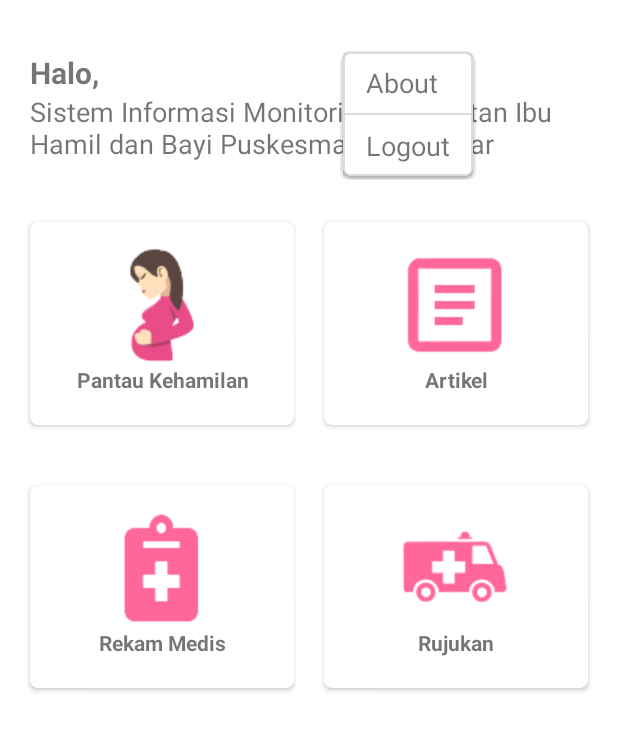
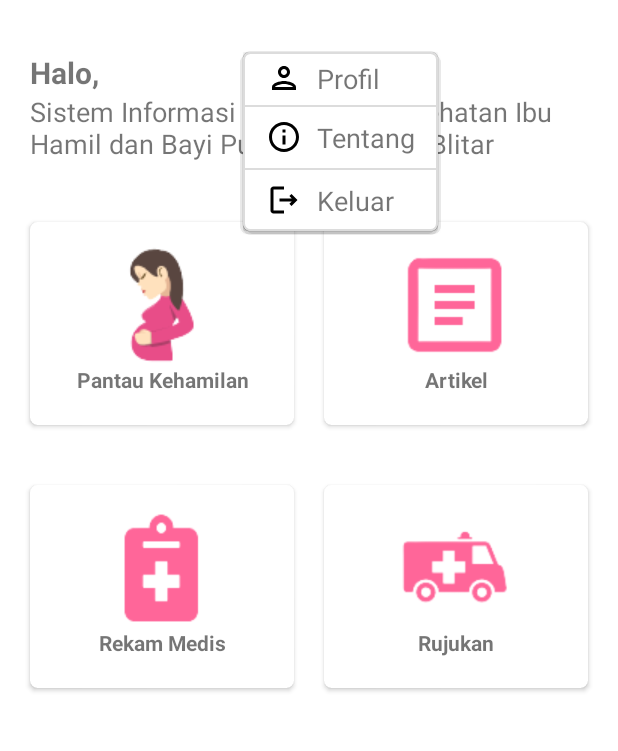
Before and after one commit to shendyherta/aplikasiku, an Android app: the MainActivity screen opened directly, with no data from a screen before it, after a tap on an icon or button, on a phone screen of 412 x 824 dp, the part 62-813 px from its top. Run offline under Robolectric (Android 15) with nearby library versions, the phone set to English and light mode, and no system bars; our stand-ins replace Firebase (no records; nobody signed in at launch, a user with empty details on screens opened directly).

Commit message:
menambahkan fitur profil dan edit profil

```diff
--- a/app/src/main/AndroidManifest.xml
+++ b/app/src/main/AndroidManifest.xml
@@ -12,6 +12,12 @@
         android:roundIcon="@mipmap/ic_logo_round"
         android:supportsRtl="true"
         android:theme="@style/Theme.Aplikasiku">
+        <activity
+            android:name=".ui.profile.EditProfileActivity"
+            android:exported="false" />
+        <activity
+            android:name=".ui.profile.ProfileActivity"
+            android:exported="false" />
         <activity
             android:name=".ui.AboutActivity"
             android:exported="false" />
--- a/app/src/main/java/com/sh/aplikasiku/ui/MainActivity.java
+++ b/app/src/main/java/com/sh/aplikasiku/ui/MainActivity.java
@@ -1,9 +1,11 @@
 package com.sh.aplikasiku.ui;
 
+import android.app.Activity;
 import android.content.Context;
 import android.content.Intent;
 import android.content.SharedPreferences;
 import android.os.Bundle;
+import android.util.Log;
 import android.view.Gravity;
 import android.view.LayoutInflater;
 import android.view.View;
@@ -16,6 +18,8 @@ import android.widget.PopupWindow;
 import android.widget.TextView;
 import android.widget.Toast;
 
+import androidx.activity.result.ActivityResultLauncher;
+import androidx.activity.result.contract.ActivityResultContracts;
 import androidx.appcompat.app.AlertDialog;
 import androidx.appcompat.app.AppCompatActivity;
 import androidx.appcompat.widget.AppCompatImageView;
@@ -28,34 +32,39 @@ import com.sh.aplikasiku.R;
 import com.sh.aplikasiku.ui.artikel.Artikel;
 import com.sh.aplikasiku.ui.entry.LoginActivity;
 import com.sh.aplikasiku.ui.pantaukehamilan.PantauKehamilan;
+import com.sh.aplikasiku.ui.profile.ProfileActivity;
 import com.sh.aplikasiku.ui.rekammedis.RekamMedis;
 
 
 public class MainActivity extends AppCompatActivity {
-    private FirebaseUser firebaseUser;
+
     private ImageView ivProfile;
     private TextView tvUsername;
-    private Button btnNotification;
     private SharedPreferences sharedPref;
     private String username;
+
+    //create activity result
+    ActivityResultLauncher<Intent> getCreateEditResult = registerForActivityResult(
+            new ActivityResultContracts.StartActivityForResult(),
+            result -> {
+                if (result.getResultCode() == Activity.RESULT_OK) {
+                    getUserData();
+                }
+            });
 
     @Override
     protected void onCreate(Bundle savedInstanceState) {
         super.onCreate(savedInstanceState);
         setContentView(R.layout.activity_main);
 
-        //get username
-        sharedPref = getSharedPreferences(getString(R.string.data_user), MODE_PRIVATE);
-        username = sharedPref.getString(getString(R.string.user_name), "");
-
         tvUsername = findViewById(R.id.tv_username);
         ivProfile = findViewById(R.id.iv_profile);
-
-        tvUsername.setText(username);
 
         ivProfile.setOnClickListener(v -> {
             popupWindow();
         });
+
+        getUserData();
     }
 
     public void pantau(View view) {
@@ -78,6 +87,13 @@ public class MainActivity extends AppCompatActivity {
         startActivity(i);
     }
 
+    private void getUserData() {
+        //get username
+        sharedPref = getSharedPreferences(getString(R.string.data_user), MODE_PRIVATE);
+        username = sharedPref.getString(getString(R.string.user_name), "");
+        tvUsername.setText(username);
+    }
+
     private void popupWindow() {
         final PopupWindow popupWindow = new PopupWindow(this);
 
@@ -91,10 +107,17 @@ public class MainActivity extends AppCompatActivity {
         popupWindow.setWidth(WindowManager.LayoutParams.WRAP_CONTENT);
         popupWindow.setHeight(WindowManager.LayoutParams.WRAP_CONTENT);
         popupWindow.setContentView(view);
-        popupWindow.showAsDropDown(ivProfile, -200, 50);
+        popupWindow.showAsDropDown(ivProfile, -300, 50);
 
+        TextView tvProfile = view.findViewById(R.id.tv_profile);
+        TextView tvAbout = view.findViewById(R.id.tv_about);
         TextView tvLogout = view.findViewById(R.id.tv_logout);
-        TextView tvAbout = view.findViewById(R.id.tv_about);
+
+        tvProfile.setOnClickListener(v -> {
+            getCreateEditResult.launch(new Intent(this, ProfileActivity.class));
+        });
+
+        tvAbout.setOnClickListener(v -> startActivity(new Intent(this, AboutActivity.class)));
 
         tvLogout.setOnClickListener(v -> {
             AlertDialog.Builder builder = new AlertDialog.Builder(this);
@@ -123,7 +146,6 @@ public class MainActivity extends AppCompatActivity {
             dialog.show();
         });
 
-        tvAbout.setOnClickListener(v -> startActivity(new Intent(this, AboutActivity.class)));
     }
 
 }
--- a/app/src/main/res/drawable/ic_baseline_logout.xml
+++ /dev/null
@@ -1,5 +0,0 @@
-<vector android:autoMirrored="true" android:height="24dp"
-    android:tint="#FF6699" android:viewportHeight="24"
-    android:viewportWidth="24" android:width="24dp" xmlns:android="http://schemas.android.com/apk/res/android">
-    <path android:fillColor="@android:color/white" android:pathData="M17,7l-1.41,1.41L18.17,11H8v2h10.17l-2.58,2.58L17,17l5,-5zM4,5h8V3H4c-1.1,0 -2,0.9 -2,2v14c0,1.1 0.9,2 2,2h8v-2H4V5z"/>
-</vector>
--- a/app/src/main/res/drawable/ic_home_black_24dp.xml
+++ /dev/null
@@ -1,9 +0,0 @@
-<vector xmlns:android="http://schemas.android.com/apk/res/android"
-    android:width="24dp"
-    android:height="24dp"
-    android:viewportWidth="24.0"
-    android:viewportHeight="24.0">
-    <path
-        android:fillColor="#F6F5F5"
-        android:pathData="M10,20v-6h4v6h5v-8h3L12,3 2,12h3v8z" />
-</vector>
--- /dev/null
+++ b/app/src/main/res/drawable/ic_menu_info.xml
@@ -0,0 +1,5 @@
+<vector android:height="24dp" android:tint="#000000"
+    android:viewportHeight="24" android:viewportWidth="24"
+    android:width="24dp" xmlns:android="http://schemas.android.com/apk/res/android">
+    <path android:fillColor="@android:color/white" android:pathData="M11,7h2v2h-2zM11,11h2v6h-2zM12,2C6.48,2 2,6.48 2,12s4.48,10 10,10 10,-4.48 10,-10S17.52,2 12,2zM12,20c-4.41,0 -8,-3.59 -8,-8s3.59,-8 8,-8 8,3.59 8,8 -3.59,8 -8,8z"/>
+</vector>
--- /dev/null
+++ b/app/src/main/res/drawable/ic_menu_logout.xml
@@ -0,0 +1,5 @@
+<vector android:autoMirrored="true" android:height="24dp"
+    android:tint="#000000" android:viewportHeight="24"
+    android:viewportWidth="24" android:width="24dp" xmlns:android="http://schemas.android.com/apk/res/android">
+    <path android:fillColor="@android:color/white" android:pathData="M17,8l-1.41,1.41L17.17,11H9v2h8.17l-1.58,1.58L17,16l4,-4L17,8zM5,5h7V3H5C3.9,3 3,3.9 3,5v14c0,1.1 0.9,2 2,2h7v-2H5V5z"/>
+</vector>
--- /dev/null
+++ b/app/src/main/res/drawable/ic_menu_profile.xml
@@ -0,0 +1,5 @@
+<vector android:height="24dp" android:tint="#000000"
+    android:viewportHeight="24" android:viewportWidth="24"
+    android:width="24dp" xmlns:android="http://schemas.android.com/apk/res/android">
+    <path android:fillColor="@android:color/white" android:pathData="M12,6c1.1,0 2,0.9 2,2s-0.9,2 -2,2 -2,-0.9 -2,-2 0.9,-2 2,-2m0,10c2.7,0 5.8,1.29 6,2L6,18c0.23,-0.72 3.31,-2 6,-2m0,-12C9.79,4 8,5.79 8,8s1.79,4 4,4 4,-1.79 4,-4 -1.79,-4 -4,-4zM12,14c-2.67,0 -8,1.34 -8,4v2h16v-2c0,-2.66 -5.33,-4 -8,-4z"/>
+</vector>
--- a/app/src/main/res/layout/popup_main.xml
+++ b/app/src/main/res/layout/popup_main.xml
@@ -5,32 +5,42 @@
     android:layout_height="wrap_content"
     android:layout_margin="2dp"
     android:layout_marginEnd="50dp"
+    app:cardCornerRadius="5dp"
+    app:cardElevation="2dp"
     app:strokeColor="@color/grey_darker"
-    app:strokeWidth="1dp"
-    app:cardCornerRadius="5dp"
-    app:cardElevation="2dp">
+    app:strokeWidth="1dp">
 
     <androidx.appcompat.widget.LinearLayoutCompat
         android:layout_width="match_parent"
         android:layout_height="wrap_content"
         android:orientation="vertical">
 
-        <!--        <TextView-->
-        <!--            android:id="@+id/tv_profile"-->
-        <!--            android:layout_width="wrap_content"-->
-        <!--            android:layout_height="wrap_content"-->
-        <!--            android:paddingHorizontal="15dp"-->
-        <!--            android:paddingVertical="5dp"-->
-        <!--            android:text="Profile"-->
-        <!--            android:textSize="18sp" />-->
+
+        <TextView
+            android:id="@+id/tv_profile"
+            android:layout_width="wrap_content"
+            android:layout_height="wrap_content"
+            android:drawableStart="@drawable/ic_menu_profile"
+            android:drawablePadding="10dp"
+            android:paddingHorizontal="15dp"
+            android:paddingVertical="5dp"
+            android:text="Profil"
+            android:textSize="18sp" />
+
+        <LinearLayout
+            android:layout_width="match_parent"
+            android:layout_height="1dp"
+            android:background="@color/grey_darker" />
 
         <TextView
             android:id="@+id/tv_about"
             android:layout_width="wrap_content"
             android:layout_height="wrap_content"
+            android:drawableStart="@drawable/ic_menu_info"
+            android:drawablePadding="10dp"
             android:paddingHorizontal="15dp"
             android:paddingVertical="8dp"
-            android:text="About"
+            android:text="Tentang"
             android:textSize="18sp" />
 
         <LinearLayout
@@ -42,9 +52,11 @@
             android:id="@+id/tv_logout"
             android:layout_width="wrap_content"
             android:layout_height="wrap_content"
+            android:drawableStart="@drawable/ic_menu_logout"
+            android:drawablePadding="10dp"
             android:paddingHorizontal="15dp"
             android:paddingVertical="8dp"
-            android:text="Logout"
+            android:text="Keluar"
             android:textSize="18sp" />
     </androidx.appcompat.widget.LinearLayoutCompat>
 
```
Also changed, not shown: app/src/main/java/com/sh/aplikasiku/ui/profile/EditProfileActivity.java (added, +156 -0 lines), app/src/main/java/com/sh/aplikasiku/ui/profile/ProfileActivity.java (added, +95 -0 lines), app/src/main/res/drawable/ic_notifications_black_24dp.xml (deleted, +0 -9 lines), app/src/main/res/layout/activity_edit_profile.xml (added, +44 -0 lines), app/src/main/res/layout/activity_profile.xml (added, +87 -0 lines), app/src/main/res/drawable/pregnant.png (added).
